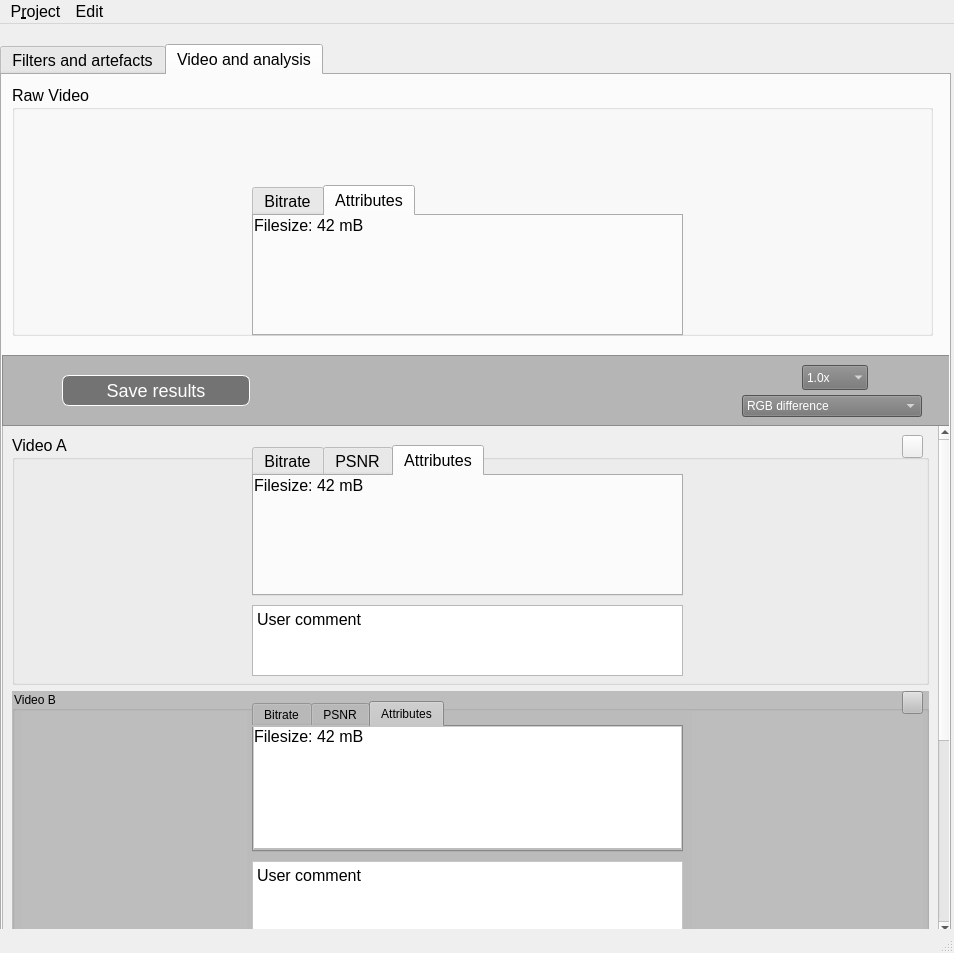
Qt form Pflichtenheft/ToViET/GUI.ui (SuppenGeist/pse-ws1516-videoencoder-ta) before a commit.
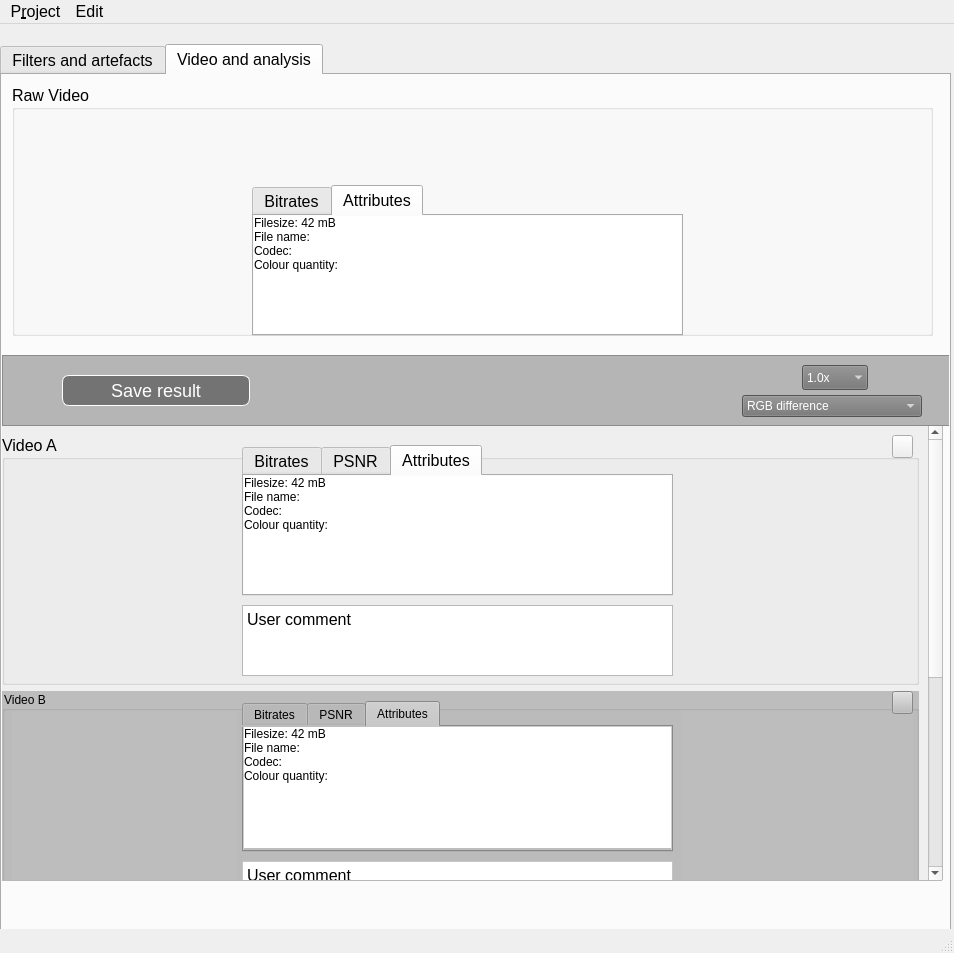
The same form after that commit. The open tabs and pages were chosen to show the change. Icons and pictures are not drawn.

```diff
--- a/Pflichtenheft/ToViET/GUI.ui
+++ b/Pflichtenheft/ToViET/GUI.ui
@@ -1156,10 +1156,10 @@
      <widget class="QScrollArea" name="scrollArea_3">
       <property name="geometry">
        <rect>
-        <x>0</x>
+        <x>-10</x>
         <y>350</y>
         <width>951</width>
-        <height>511</height>
+        <height>456</height>
        </rect>
       </property>
       <property name="styleSheet">
@@ -1265,7 +1265,7 @@
            </property>
            <widget class="QWidget" name="tab_6">
             <attribute name="title">
-             <string>Bitrate</string>
+             <string>Bitrates</string>
             </attribute>
             <widget class="QLabel" name="label_34">
              <property name="geometry">
@@ -1320,12 +1320,19 @@
               <rect>
                <x>0</x>
                <y>0</y>
-               <width>421</width>
+               <width>431</width>
                <height>121</height>
               </rect>
              </property>
+             <property name="styleSheet">
+              <string notr="true">background-color: rgb(255, 255, 255);</string>
+             </property>
              <property name="text">
-              <string>Filesize: 42 mB</string>
+              <string>Filesize: 42 mB
+File name: 
+Codec:
+Colour quantity:
+</string>
              </property>
              <property name="alignment">
               <set>Qt::AlignLeading|Qt::AlignLeft|Qt::AlignTop</set>
@@ -1451,7 +1458,7 @@
            </property>
            <widget class="QWidget" name="tab_11">
             <attribute name="title">
-             <string>Bitrate</string>
+             <string>Bitrates</string>
             </attribute>
             <widget class="QLabel" name="label_44">
              <property name="geometry">
@@ -1510,26 +1517,15 @@
                <height>121</height>
               </rect>
              </property>
-             <property name="font">
-              <font>
-               <family>MS Shell Dlg 2</family>
-               <pointsize>12</pointsize>
-               <weight>50</weight>
-               <italic>false</italic>
-               <bold>false</bold>
-              </font>
-             </property>
-             <property name="layoutDirection">
-              <enum>Qt::LeftToRight</enum>
-             </property>
              <property name="styleSheet">
               <string notr="true">background-color: rgb(255, 255, 255);</string>
              </property>
              <property name="text">
-              <string>Filesize: 42 mB</string>
-             </property>
-             <property name="textFormat">
-              <enum>Qt::AutoText</enum>
+              <string>Filesize: 42 mB
+File name: 
+Codec:
+Colour quantity:
+</string>
              </property>
              <property name="alignment">
               <set>Qt::AlignLeading|Qt::AlignLeft|Qt::AlignTop</set>
@@ -1839,7 +1835,7 @@
        </property>
        <widget class="QWidget" name="tab_8">
         <attribute name="title">
-         <string>Bitrate</string>
+         <string>Bitrates</string>
         </attribute>
         <widget class="QLabel" name="label_35">
          <property name="geometry">
@@ -1870,12 +1866,19 @@
           <rect>
            <x>0</x>
            <y>0</y>
-           <width>421</width>
+           <width>431</width>
            <height>121</height>
           </rect>
          </property>
+         <property name="styleSheet">
+          <string notr="true">background-color: rgb(255, 255, 255);</string>
+         </property>
          <property name="text">
-          <string>Filesize: 42 mB</string>
+          <string>Filesize: 42 mB
+File name: 
+Codec:
+Colour quantity:
+</string>
          </property>
          <property name="alignment">
           <set>Qt::AlignLeading|Qt::AlignLeft|Qt::AlignTop</set>
@@ -2094,7 +2097,7 @@
 }</string>
        </property>
        <property name="text">
-        <string>Save results</string>
+        <string>Save result</string>
        </property>
       </widget>
       <widget class="QComboBox" name="comboBox_3">
```
Left out of the diff: 31 changed lines with no effect on the pictures.
